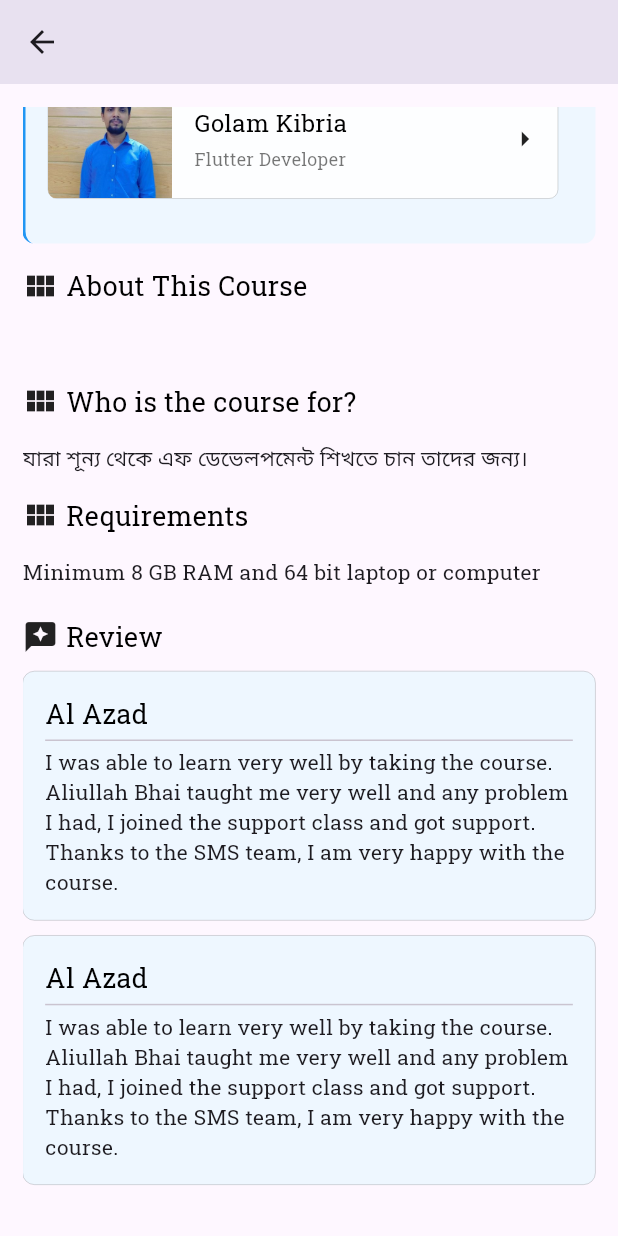
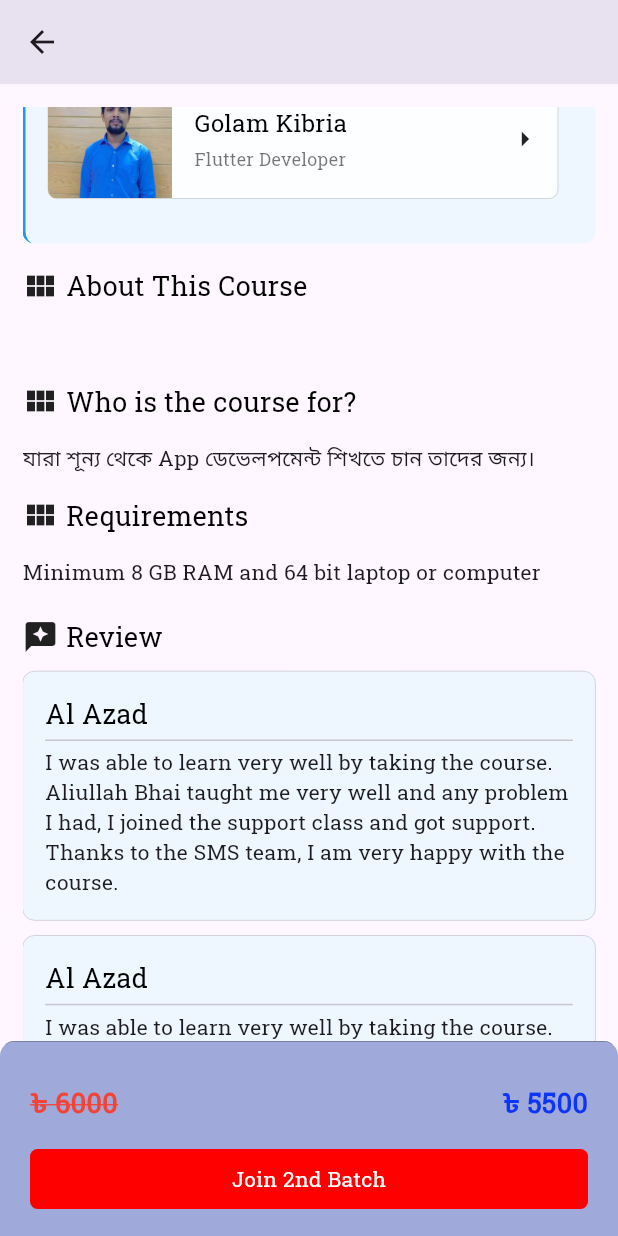
Before and after one commit to alazad214/learning_management, a Flutter app: the LiveCourseDetails screen opened directly with empty values, scrolled down 1066 dp, on a phone screen of 412 x 824 dp. Run offline on Flutter 3.47's test engine with Material 3 defaults, Android fonts, the phone set to English and light mode, and no system bars; our stand-ins replace another_carousel_pro, flutter_rating_bar, get, introduction_screen, readmore, shared_preferences and 1 more; accounts and stored records are empty.

Commit message:
live course some added

```diff
--- a/lib/app/modules/live course/views/live_course_details.dart
+++ b/lib/app/modules/live course/views/live_course_details.dart
@@ -1,4 +1,5 @@
 import 'package:flutter/material.dart';
+import 'package:learning_management/app/modules/live%20course/widgets/botton_sheet.dart';
 import 'package:learning_management/app/modules/live%20course/widgets/instructor_card.dart';
 import 'package:learning_management/app/modules/live%20course/widgets/live_details_main.dart';
 import 'package:learning_management/app/modules/live%20course/widgets/review_card.dart';
@@ -6,7 +7,9 @@ import 'package:learning_management/app/modules/live%20course/widgets/study_plan
 import 'package:learning_management/utils/app_icon.dart';
 import 'package:learning_management/utils/colors.dart';
 import 'package:learning_management/widgtets/row_icon_text.dart';
+import 'package:learning_management/widgtets/small_container.dart';
 import 'package:learning_management/widgtets/text1.dart';
+import 'package:learning_management/widgtets/text2.dart';
 import '../../../../../widgtets/backappbar.dart';
 import '../widgets/live_class_card.dart';
 
@@ -16,7 +19,6 @@ class LiveCourseDetails extends StatelessWidget {
 
   @override
   Widget build(BuildContext context) {
-    final screenSize = MediaQuery.of(context).size;
     return Scaffold(
         appBar: Backappbar(
           title: data['title'],
@@ -73,7 +75,7 @@ class LiveCourseDetails extends StatelessWidget {
 
               const SizedBox(height: 15),
               Text(
-              'যারা শূন্য থেকে এফ ডেভেলপমেন্ট শিখতে চান তাদের জন্য।',
+                'যারা শূন্য থেকে App ডেভেলপমেন্ট শিখতে চান তাদের জন্য।',
               ),
               const SizedBox(height: 15),
               RowIconText(icon: Icons.view_module, text: "Requirements"),
@@ -87,6 +89,6 @@ class LiveCourseDetails extends StatelessWidget {
             ],
           ),
         ),
-    );
+        bottomSheet: BottonSheet());
   }
 }
--- /dev/null
+++ b/lib/app/modules/live course/widgets/botton_sheet.dart
@@ -0,0 +1,52 @@
+import 'package:flutter/material.dart';
+import 'package:learning_management/utils/colors.dart';
+import 'package:learning_management/widgtets/small_container.dart';
+import 'package:learning_management/widgtets/text1.dart';
+
+class BottonSheet extends StatelessWidget {
+  const BottonSheet({super.key});
+
+  @override
+  Widget build(BuildContext context) {
+    return Container(
+      height: 130,
+      width: double.infinity,
+      padding: EdgeInsets.only(top: 10, left: 20.0, right: 20.0),
+      decoration: BoxDecoration(
+          color: AppColor.secondary,
+          border: Border(top: BorderSide(width: 0.1)),
+          borderRadius: BorderRadius.only(
+              topRight: Radius.circular(10.0), topLeft: Radius.circular(10.0))),
+      child: Column(
+        crossAxisAlignment: CrossAxisAlignment.start,
+        mainAxisAlignment: MainAxisAlignment.spaceEvenly,
+        children: [
+          Row(
+            mainAxisAlignment: MainAxisAlignment.spaceBetween,
+            children: [
+              Text(
+                "৳ 6000",
+                style: TextStyle(
+                    color: Colors.red,
+                    fontSize: 18,
+                    decoration: TextDecoration.lineThrough,
+                    fontWeight: FontWeight.bold,
+                    decorationColor: Colors.red),
+              ),
+              Text1(
+                text: '৳ 5500',
+                color: AppColor.primary,
+                fontweight: FontWeight.bold,
+              ),
+            ],
+          ),
+          SmallContainer(
+            text: 'Join 2nd Batch',
+            color: AppColor.white,
+            bgcolor: AppColor.red,
+          )
+        ],
+      ),
+    );
+  }
+}
--- a/lib/app/modules/live course/widgets/live_class_card.dart
+++ b/lib/app/modules/live course/widgets/live_class_card.dart
@@ -1,7 +1,7 @@
 import 'package:flutter/material.dart';
 import 'package:learning_management/utils/colors.dart';
 import '../../../../../widgtets/text1.dart';
-import '../../../../../widgtets/text2.dart';
+
 
 class LiveClassCard extends StatelessWidget {
   const LiveClassCard({super.key, this.icon, this.text, this.text2});
--- a/lib/utils/colors.dart
+++ b/lib/utils/colors.dart
@@ -2,7 +2,7 @@ import 'dart:ui';
 
 class AppColor {
   static const Color primary = Color(0xff0d35f8);
-  static const Color secondary = Color(0xff3855da);
+  static const Color secondary = Color.fromARGB(255, 160, 170, 218);
   static const Color blue2 = Color(0xffeef7ff);
   static const Color white = Color(0xffffffff);
   static const Color white2 = Color(0xffdddddd);
--- a/lib/widgtets/small_container.dart
+++ b/lib/widgtets/small_container.dart
@@ -2,18 +2,22 @@ import 'package:flutter/material.dart';
 import 'package:learning_management/widgtets/text2.dart';
 
 class SmallContainer extends StatelessWidget {
-  const SmallContainer({super.key, this.text});
+  const SmallContainer({super.key, this.text, this.bgcolor, this.color});
   final text;
+  final bgcolor;
+  final color;
 
   @override
   Widget build(BuildContext context) {
     return Container(
       padding: const EdgeInsets.all(10.0),
       decoration: BoxDecoration(
-          color: Colors.blue.withOpacity(0.1),
+          color: bgcolor ?? Colors.blue.withOpacity(0.1),
           borderRadius: BorderRadius.circular(5.0)),
       child: Text2(
         text: text,
+        color: color,
+        fontweight: FontWeight.w500,
       ),
     );
   }
```
Lines whose indentation alone changed are shown as unchanged.
